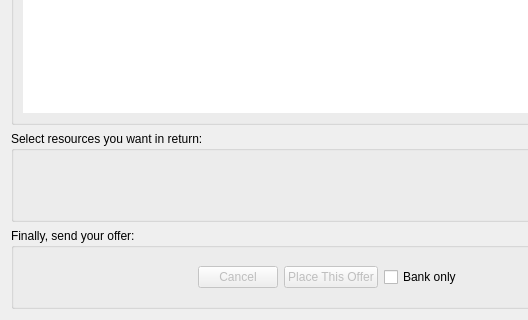
Before: the Qt Designer form client/ui/createtradeofferform.ui in rku/Settleboard, drawn with Qt 5; both pictures show x 0 to 528 and y 123 to 443 of the 659 by 443 pixel window.
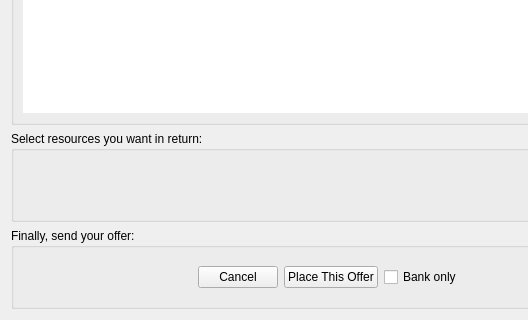
After: the same form once the commit is applied. Custom widgets are drawn as their Qt base class.

```diff
--- a/client/ui/createtradeofferform.ui
+++ b/client/ui/createtradeofferform.ui
@@ -100,9 +100,6 @@
          </item>
          <item>
           <widget class="QPushButton" name="buttonCancelOffer">
-           <property name="enabled">
-            <bool>false</bool>
-           </property>
            <property name="text">
             <string>Cancel</string>
            </property>
@@ -114,7 +111,7 @@
          <item>
           <widget class="QPushButton" name="buttonPlaceOffer">
            <property name="enabled">
-            <bool>false</bool>
+            <bool>true</bool>
            </property>
            <property name="text">
             <string>Place This Offer</string>
```
Left out of the diff: 2 changed lines with no effect on the pictures.
